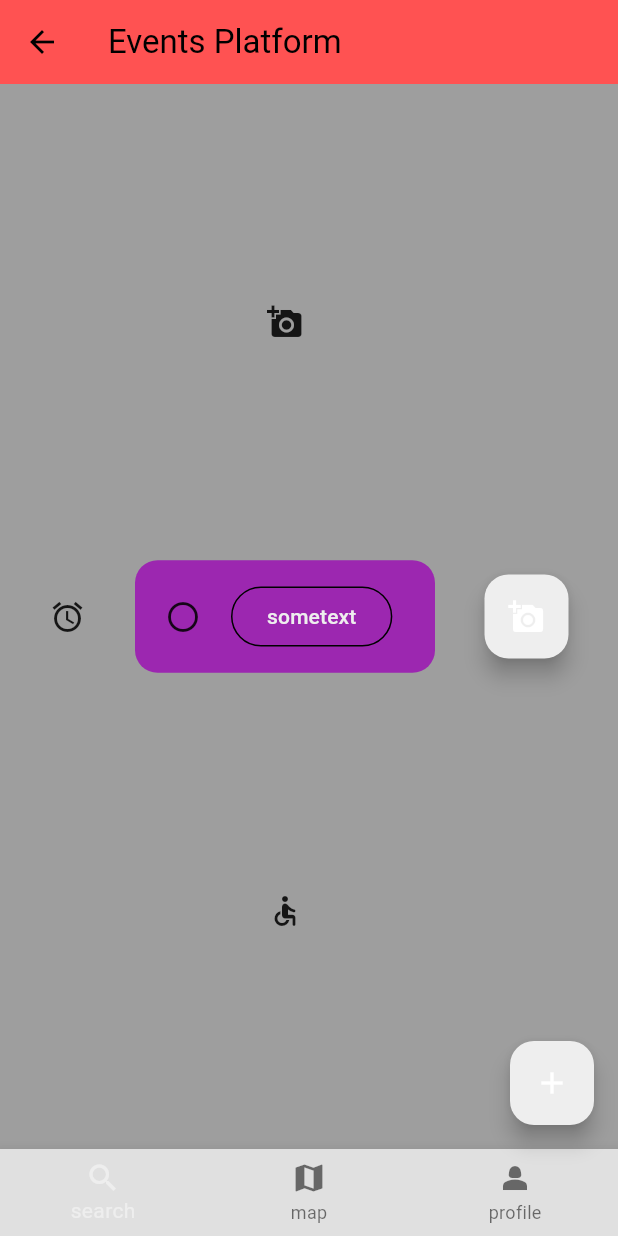
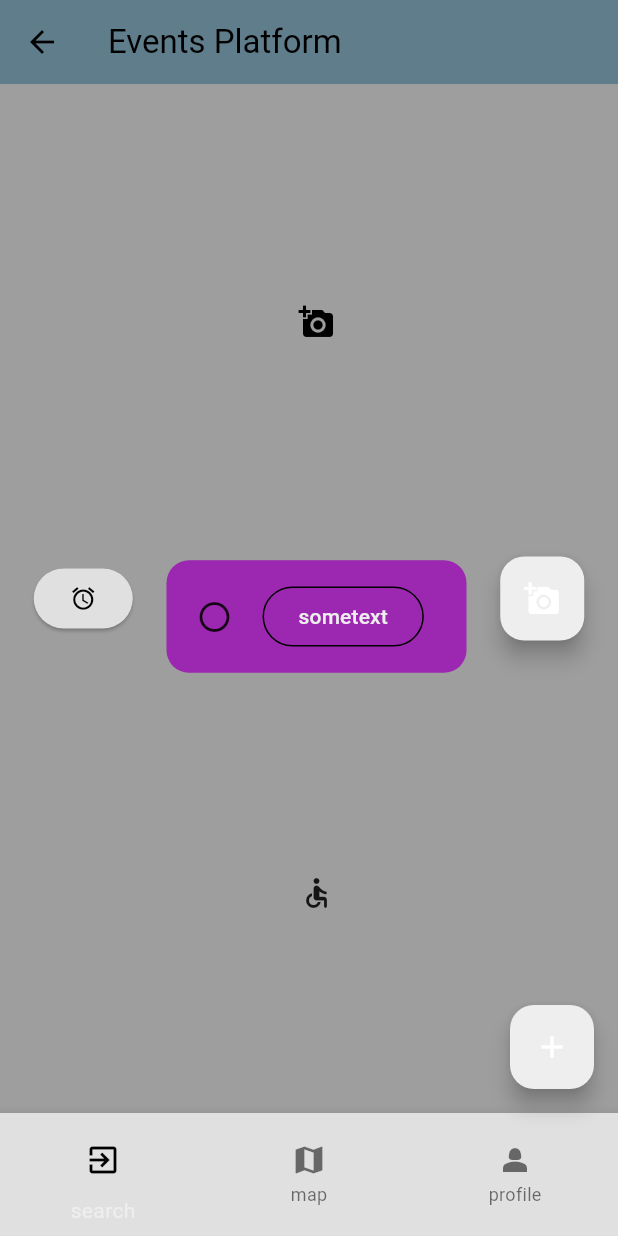
Before and after one commit to notetakingforeggs/EventsPlatform, a Flutter app: the screen it shows after launch, after a tap on "Google Sign In", on a phone screen of 412 x 824 dp. Run offline on Flutter 3.47's test engine with Material 3 defaults, Android fonts, the phone set to English and light mode, and no system bars; our stand-ins replace firebase_auth, firebase_core, google_sign_in, table_calendar; accounts and stored records are empty; generated files the repository leaves out were written again.

Commit message:
Feat: adding logout

```diff
--- a/frontend/lib/pages/junk.dart
+++ b/frontend/lib/pages/junk.dart
@@ -1,20 +1,19 @@
+import "package:events_platform_frontend/pages/login_page.dart";
 import "package:events_platform_frontend/services/auth/auth_service.dart";
 import "package:events_platform_frontend/table_calendar_example/events_example.dart";
 import "package:flutter/material.dart";
 import 'package:firebase_auth/firebase_auth.dart';
 
 class Junk extends StatelessWidget {
-
-User? user   = FirebaseAuth.instance.currentUser;
+  User? user = FirebaseAuth.instance.currentUser;
 
   Junk({super.key});
-
 
   @override
   Widget build(BuildContext context) {
     return Scaffold(
       appBar: AppBar(
-        backgroundColor: Colors.redAccent,
+        backgroundColor: Colors.blueGrey,
         title: const Text("Events Platform"),
       ),
       body: Container(
@@ -23,12 +22,24 @@ User? user   = FirebaseAuth.instance.currentUser;
             mainAxisAlignment: MainAxisAlignment.spaceEvenly,
             crossAxisAlignment: CrossAxisAlignment.center,
             children: [
-              Icon(Icons.access_alarm_outlined),
+              ElevatedButton(
+                  onPressed: () {
+                    print("elevated button");
+                  },
+                  child: Icon(
+                    Icons.access_alarm_outlined,
+                    color: Colors.black,
+                  )),
               Column(
                   mainAxisAlignment: MainAxisAlignment.spaceEvenly,
                   crossAxisAlignment: CrossAxisAlignment.center,
                   children: [
-                    Icon(Icons.add_a_photo),
+                    IconButton(
+                      icon: Icon(Icons.add_a_photo),
+                      onPressed: () {
+                        print("iconButton");
+                      },
+                    ),
                     Stack(children: [
                       Container(
                         width: 200,
@@ -37,7 +48,7 @@ User? user   = FirebaseAuth.instance.currentUser;
                           color: Colors.purple,
                           borderRadius: BorderRadius.circular(15),
                         ),
-                        child:  Row(
+                        child: Row(
                           children: [
                             Padding(
                               padding: EdgeInsets.fromLTRB(
@@ -50,12 +61,11 @@ User? user   = FirebaseAuth.instance.currentUser;
                             ),
                             OutlinedButton(
                                 child: Text("sometext"),
-                                onPressed:() {
-                              print("somthing");
-                              User? user = AuthService().getCurrentUser();
-                              print(user);
-                            }),
-
+                                onPressed: () {
+                                  print("outlinedButton");
+                                  User? user = AuthService().getCurrentUser();
+                                  print(user);
+                                }),
                           ],
                         ),
                       ),
@@ -65,6 +75,7 @@ User? user   = FirebaseAuth.instance.currentUser;
               FloatingActionButton(
                   child: Icon(Icons.add_a_photo),
                   onPressed: () {
+                    print("floating action button");
                     print(user);
                   }),
             ]),
@@ -75,9 +86,19 @@ User? user   = FirebaseAuth.instance.currentUser;
             Navigator.push(context,
                 MaterialPageRoute(builder: (context) => TableEventsExample()));
           }),
-      bottomNavigationBar: BottomNavigationBar(items: const [
+      bottomNavigationBar: BottomNavigationBar(items:  [
         BottomNavigationBarItem(
-          icon: Icon(Icons.search),
+          icon: IconButton(
+            icon: Icon(
+              Icons.exit_to_app,
+              color: Colors.black,
+            ),
+            onPressed: () {
+              AuthService().signOut();
+              print("logging out");
+              Navigator.push(context, MaterialPageRoute(builder: (context) => LoginPage()));
+            },
+          ),
           label: "search",
         ),
         BottomNavigationBarItem(
--- a/frontend/lib/services/auth/auth_gate.dart
+++ b/frontend/lib/services/auth/auth_gate.dart
@@ -0,0 +1 @@
+// not sure why i put this here? was following something? either delete or put stuff in
--- a/frontend/lib/services/auth/auth_service.dart
+++ b/frontend/lib/services/auth/auth_service.dart
@@ -4,6 +4,7 @@ import 'package:google_sign_in/google_sign_in.dart';
 class AuthService {
   // instance of auth
   final FirebaseAuth _firebaseAuth = FirebaseAuth.instance;
+  final GoogleSignIn _googleSignIn = GoogleSignIn();
 
   // get current user
   User? getCurrentUser() {
@@ -12,15 +13,10 @@ class AuthService {
 
   // google sign in
   signInWithGoogle() async {
-    // check if user is signed in
-    print("ghost");
-
-
+    print("signing in with google");
     // begin sign in process
     try {
-
-
-      final GoogleSignInAccount? gUser = await GoogleSignIn().signIn();
+      final GoogleSignInAccount? gUser = await _googleSignIn.signIn();
       print("printing");
 
       // check for cancel
@@ -39,10 +35,22 @@ class AuthService {
 
       // sign in
       return await _firebaseAuth.signInWithCredential(credential);
-    }
-    catch (error) {
+    } catch (error) {
       print("user unable to sign in error: $error");
       rethrow;
     }
   }
+
+  signOut() async {
+    try {
+      if (await _googleSignIn.isSignedIn()) {
+        await _googleSignIn.signOut();
+        print("user signed out from google");
+      }
+      await _firebaseAuth.signOut();
+      print("user signed out from firebasea");
+    } catch (e) {
+      print("there has been some error signing out: $e");
+    }
+  }
 }
```
